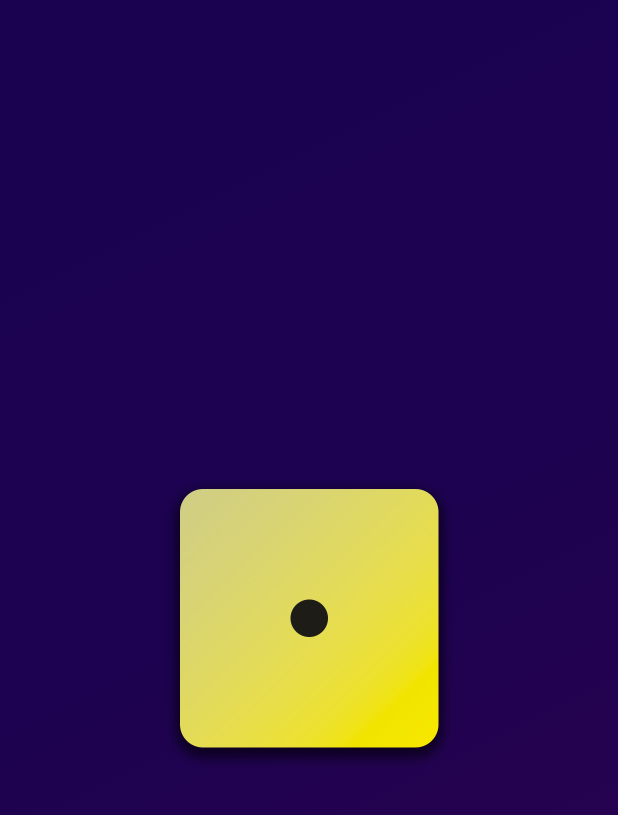
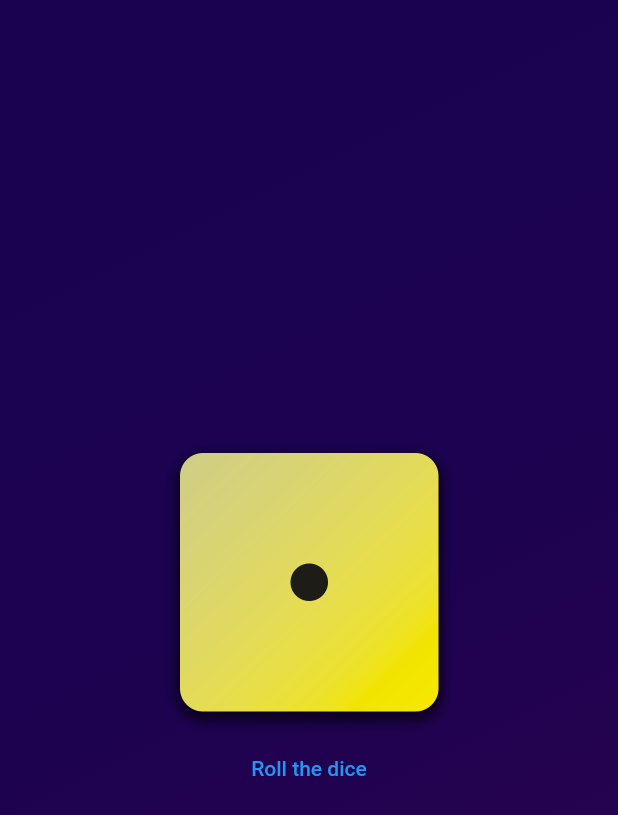
Before and after one commit to AbdulSami10/first_app, a Flutter app: the screen it shows after launch, on a phone screen of 412 x 824 dp. Shown: the top 815 px of the screen. Run offline on Flutter 3.47's test engine with Material 2 defaults, Android fonts, the phone set to English and light mode, and no system bars.

Commit message:
column styling or sizing

```diff
--- a/lib/gradient_color.dart
+++ b/lib/gradient_color.dart
@@ -2,6 +2,7 @@ import 'package:flutter/material.dart';
 
 const startAlignment = Alignment.topLeft;
 const endAlignment = Alignment.bottomRight;
+void rollDice() {}
 
 class GradientColor extends StatelessWidget {
   const GradientColor(this.colorOne, this.colorTwo, this.colorThree,
@@ -22,11 +23,16 @@ class GradientColor extends StatelessWidget {
         ),
       ),
       child: Center(
-        child: Image.asset(
-          "assets/images/dice-1.png",
-          width: 200,
-        ),
-      ),
+          child: Column(
+        mainAxisSize: MainAxisSize.min,
+        children: [
+          Image.asset(
+            "assets/images/dice-1.png",
+            width: 200,
+          ),
+          const TextButton(onPressed: rollDice, child: Text("Roll the dice"))
+        ],
+      )),
     );
   }
 }
```
